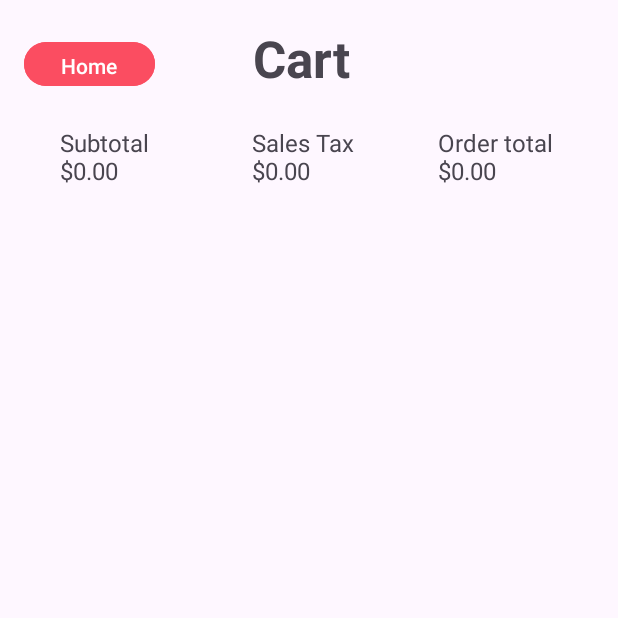
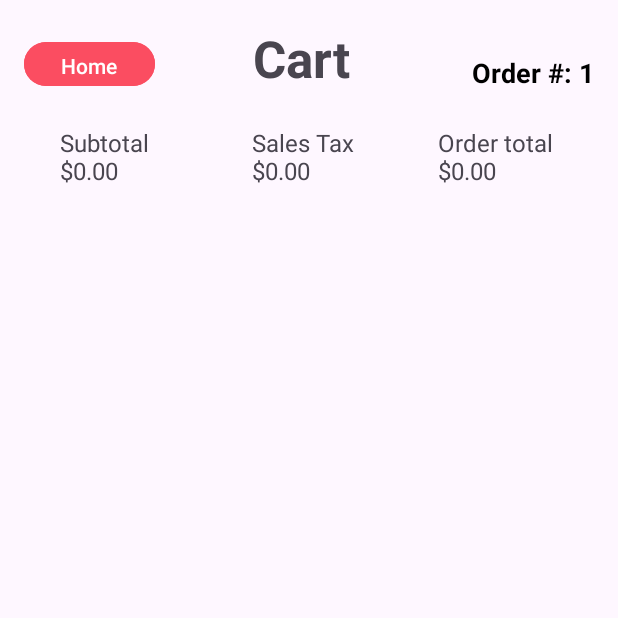
Before and after one commit to moisesfromthebible/RUPizzeria2, an Android app: the screen it shows after launch (CartActivity), after a tap on "View Cart", on a phone screen of 412 x 824 dp, the top half of it. Run offline under Robolectric (Android 15) with nearby library versions, the phone set to English and light mode, and no system bars.

```diff
--- a/app/src/main/java/com/example/rupizzeria2/CartActivity.java
+++ b/app/src/main/java/com/example/rupizzeria2/CartActivity.java
@@ -23,6 +23,7 @@ public class CartActivity extends AppCompatActivity {
     /** Current order in cart */
     private final Order currentOrder = OrderManager.getInstance().getCurrOrder();
 
+    private static int orderNumber = 1;
 
     /**
      * onCreate method for cartActivity
@@ -36,6 +37,8 @@ public class CartActivity extends AppCompatActivity {
     protected void onCreate(Bundle savedInstanceState) {
         super.onCreate(savedInstanceState);
         setContentView(R.layout.activity_cart);
+        TextView orderNumberText = findViewById(R.id.orderNumberText);
+        orderNumberText.setText("Order #: " + orderNumber);
         createButtonIntents();
         loadListView();
         setPrices();
@@ -80,6 +83,7 @@ public class CartActivity extends AppCompatActivity {
                     .setMessage("Your order has been placed successfully.")
                     .setPositiveButton("OK", (dialog, which) -> {
                         OrderManager.getInstance().createOrder();
+                        orderNumber++;
                         Intent intent = new Intent(CartActivity.this, OrdersPlacedActivity.class);
                         startActivity(intent);
                     })
--- a/app/src/main/res/layout/activity_cart.xml
+++ b/app/src/main/res/layout/activity_cart.xml
@@ -1,6 +1,7 @@
 <?xml version="1.0" encoding="utf-8"?>
 <androidx.constraintlayout.widget.ConstraintLayout xmlns:android="http://schemas.android.com/apk/res/android"
     xmlns:app="http://schemas.android.com/apk/res-auto"
+    xmlns:tools="http://schemas.android.com/tools"
     android:layout_width="match_parent"
     android:layout_height="match_parent">
 
@@ -114,6 +115,18 @@
 
     </LinearLayout>
 
+    <TextView
+        android:id="@+id/orderNumberText"
+        android:layout_width="wrap_content"
+        android:layout_height="wrap_content"
+        android:layout_marginTop="36dp"
+        android:layout_marginEnd="16dp"
+        android:text="@string/order_number"
+        android:textColor="@android:color/black"
+        android:textSize="18sp"
+        android:textStyle="bold"
+        app:layout_constraintEnd_toEndOf="parent"
+        app:layout_constraintTop_toTopOf="parent" />
 
 
 </androidx.constraintlayout.widget.ConstraintLayout>
--- a/app/src/main/res/values/strings.xml
+++ b/app/src/main/res/values/strings.xml
@@ -19,6 +19,7 @@
     <string name="subtotal">Subtotal</string>
     <string name="sales_tax">Sales Tax</string>
     <string name="order_total">Order Total</string>
+    <string name="order_number">Order #: </string>
     <string name="cancel_order">Cancel Order</string>
     <string name="remove_pizza">Remove Pizza</string>
     <string name="place_order">Place Order</string>
```
